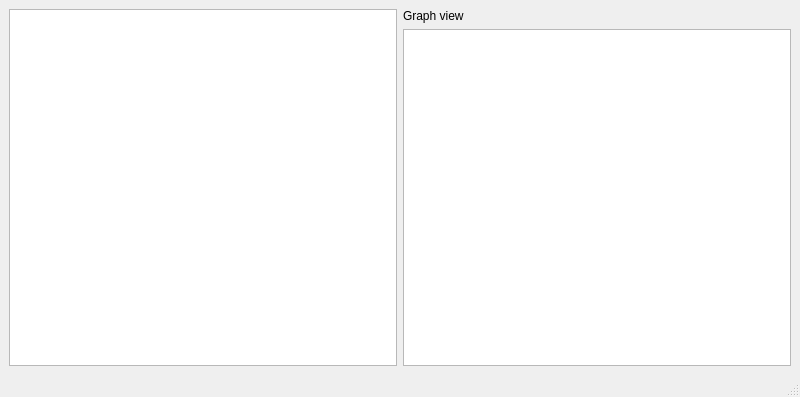
Above: src/sca/mainwindow.ui from OSLL/sca before the change. Below: the same form after it.
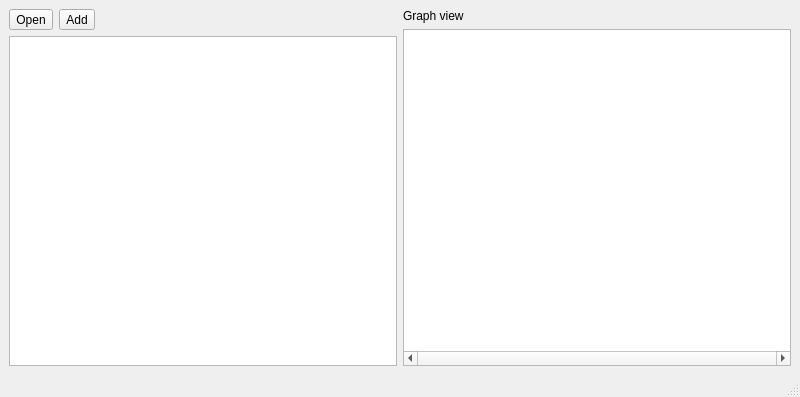
That is the form after the change. Custom widgets are drawn as their Qt base class.

Diff of the .ui file:
```diff
--- a/src/sca/mainwindow.ui
+++ b/src/sca/mainwindow.ui
@@ -14,11 +14,46 @@
    <string>MainWindow</string>
   </property>
   <widget class="QWidget" name="centralwidget">
-   <layout class="QVBoxLayout" name="verticalLayout_2">
+   <layout class="QVBoxLayout" name="verticalLayout_3">
     <item>
-     <layout class="QHBoxLayout" name="horizontalLayout">
+     <layout class="QHBoxLayout" name="horizontalLayout_2">
       <item>
-       <widget class="SourceBrowser" name="sourceBrowser"/>
+       <layout class="QVBoxLayout" name="verticalLayout_2">
+        <item>
+         <layout class="QHBoxLayout" name="horizontalLayout">
+          <item>
+           <widget class="QToolButton" name="openButton">
+            <property name="text">
+             <string>Open</string>
+            </property>
+           </widget>
+          </item>
+          <item>
+           <widget class="QToolButton" name="addButton">
+            <property name="text">
+             <string>Add</string>
+            </property>
+           </widget>
+          </item>
+          <item>
+           <spacer name="horizontalSpacer">
+            <property name="orientation">
+             <enum>Qt::Horizontal</enum>
+            </property>
+            <property name="sizeHint" stdset="0">
+             <size>
+              <width>40</width>
+              <height>20</height>
+             </size>
+            </property>
+           </spacer>
+          </item>
+         </layout>
+        </item>
+        <item>
+         <widget class="SourceBrowser" name="sourceBrowser"/>
+        </item>
+       </layout>
       </item>
       <item>
        <layout class="QVBoxLayout" name="verticalLayout">
@@ -30,7 +65,24 @@
          </widget>
         </item>
         <item>
-         <widget class="ObjectTextViewer" name="textViewer"/>
+         <widget class="ObjectTextViewer" name="textViewer">
+          <property name="horizontalScrollBarPolicy">
+           <enum>Qt::ScrollBarAlwaysOn</enum>
+          </property>
+          <property name="readOnly">
+           <bool>true</bool>
+          </property>
+          <property name="html">
+           <string>&lt;!DOCTYPE HTML PUBLIC &quot;-//W3C//DTD HTML 4.0//EN&quot; &quot;http://www.w3.org/TR/REC-html40/strict.dtd&quot;&gt;
+&lt;html&gt;&lt;head&gt;&lt;meta name=&quot;qrichtext&quot; content=&quot;1&quot; /&gt;&lt;style type=&quot;text/css&quot;&gt;
+p, li { white-space: pre-wrap; }
+&lt;/style&gt;&lt;/head&gt;&lt;body style=&quot; font-family:'MS Shell Dlg 2'; font-size:8.25pt; font-weight:400; font-style:normal;&quot;&gt;
+&lt;p style=&quot;-qt-paragraph-type:empty; margin-top:0px; margin-bottom:0px; margin-left:0px; margin-right:0px; -qt-block-indent:0; text-indent:0px;&quot;&gt;&lt;br /&gt;&lt;/p&gt;&lt;/body&gt;&lt;/html&gt;</string>
+          </property>
+          <property name="textInteractionFlags">
+           <set>Qt::TextSelectableByMouse</set>
+          </property>
+         </widget>
         </item>
        </layout>
       </item>
```
Left out of the diff: 3 changed lines with no effect on the pictures.
